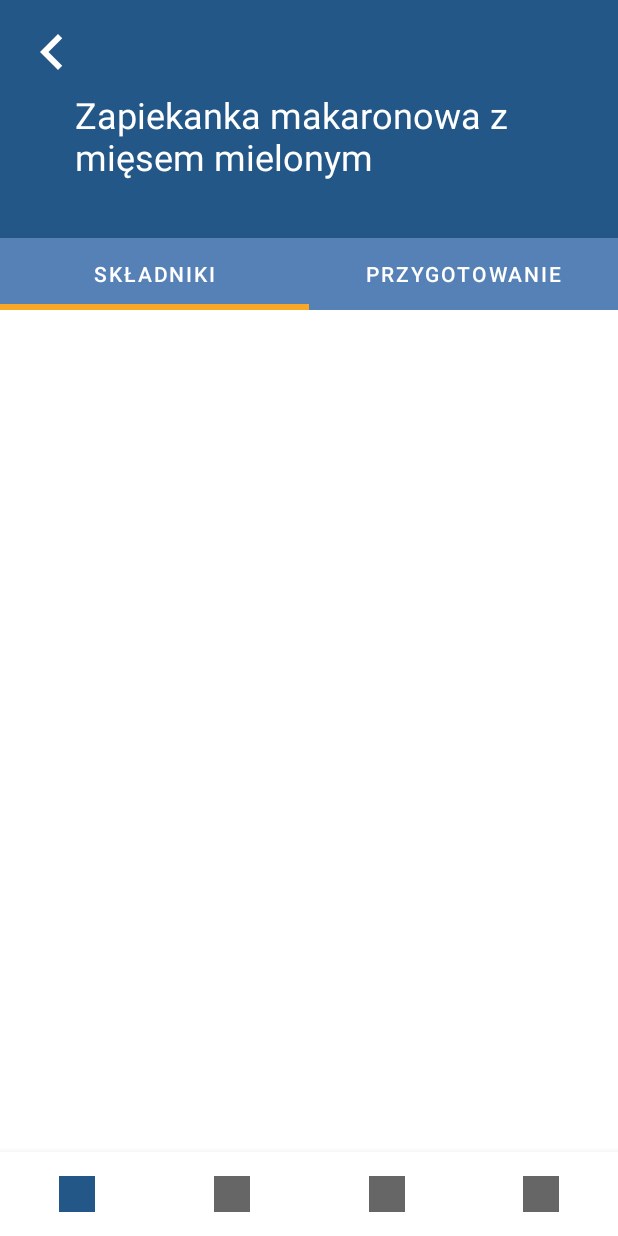
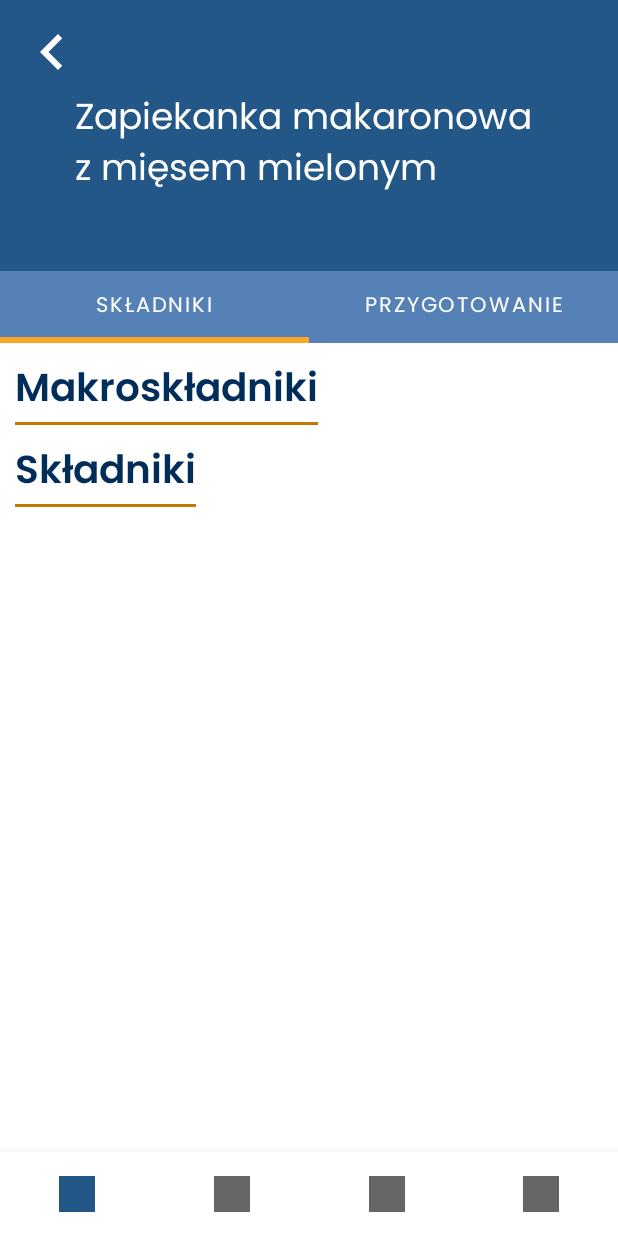
Before and after one commit to KamilDonda/diet-app-mobile, an Android app: the MealFragment screen opened through its navigation route, on a phone screen of 412 x 824 dp. Run offline under Robolectric (Android 15) with nearby library versions, the phone set to English and light mode, and no system bars; our stand-ins replace navigation-ui.

Commit message:
Add headers and Poppins font

```diff
--- a/app/src/main/java/com/example/dietapp/adapters/MealPagerAdapter.kt
+++ b/app/src/main/java/com/example/dietapp/adapters/MealPagerAdapter.kt
@@ -4,13 +4,13 @@ import androidx.fragment.app.Fragment
 import androidx.fragment.app.FragmentManager
 import androidx.lifecycle.Lifecycle
 import androidx.viewpager2.adapter.FragmentStateAdapter
-import com.example.dietapp.ui.meals.IngredientOfMealFragment
+import com.example.dietapp.ui.meals.IngredientsOfMealFragment
 import com.example.dietapp.ui.meals.PreparationOfMealFragment
 
 class MealPagerAdapter(fragmentManager: FragmentManager, lifecycle: Lifecycle) :
     FragmentStateAdapter(fragmentManager, lifecycle) {
 
-    private val fragments = arrayOf(IngredientOfMealFragment(), PreparationOfMealFragment())
+    private val fragments = arrayOf(IngredientsOfMealFragment(), PreparationOfMealFragment())
 
     override fun createFragment(position: Int): Fragment {
         return fragments[position]
--- a/app/src/main/java/com/example/dietapp/ui/meals/IngredientOfMealFragment.kt
+++ b/app/src/main/java/com/example/dietapp/ui/meals/IngredientsOfMealFragment.kt
@@ -7,13 +7,13 @@ import android.view.ViewGroup
 import androidx.fragment.app.Fragment
 import com.example.dietapp.R
 
-class IngredientOfMealFragment : Fragment() {
+class IngredientsOfMealFragment : Fragment() {
 
     override fun onCreateView(
         inflater: LayoutInflater,
         container: ViewGroup?,
         savedInstanceState: Bundle?
     ): View? {
-        return inflater.inflate(R.layout.fragment_ingredient_of_meal, container, false)
+        return inflater.inflate(R.layout.fragment_ingredients_of_meal, container, false)
     }
 }
--- /dev/null
+++ b/app/src/main/res/font/poppins_font_family.xml
@@ -0,0 +1,27 @@
+<?xml version="1.0" encoding="utf-8"?>
+<font-family xmlns:android="http://schemas.android.com/apk/res/android">
+    <font
+        android:font="@font/poppins_regular"
+        android:fontStyle="normal"
+        android:fontWeight="400" />
+    <font
+        android:font="@font/poppins_medium"
+        android:fontStyle="normal"
+        android:fontWeight="500" />
+    <font
+        android:font="@font/poppins_semi_bold"
+        android:fontStyle="normal"
+        android:fontWeight="600" />
+    <font
+        android:font="@font/poppins_bold"
+        android:fontStyle="normal"
+        android:fontWeight="700" />
+    <font
+        android:font="@font/poppins_extra_bold"
+        android:fontStyle="normal"
+        android:fontWeight="800" />
+    <font
+        android:font="@font/poppins_black"
+        android:fontStyle="normal"
+        android:fontWeight="900" />
+</font-family>
--- a/app/src/main/res/layout/fragment_ingredient_of_meal.xml
+++ /dev/null
@@ -1,8 +0,0 @@
-<?xml version="1.0" encoding="utf-8"?>
-<androidx.constraintlayout.widget.ConstraintLayout xmlns:android="http://schemas.android.com/apk/res/android"
-    xmlns:tools="http://schemas.android.com/tools"
-    android:layout_width="match_parent"
-    android:layout_height="match_parent"
-    tools:context=".ui.meals.IngredientOfMealFragment">
-
-</androidx.constraintlayout.widget.ConstraintLayout>
--- /dev/null
+++ b/app/src/main/res/layout/fragment_ingredients_of_meal.xml
@@ -0,0 +1,69 @@
+<?xml version="1.0" encoding="utf-8"?>
+<ScrollView xmlns:android="http://schemas.android.com/apk/res/android"
+    xmlns:app="http://schemas.android.com/apk/res-auto"
+    xmlns:tools="http://schemas.android.com/tools"
+    android:layout_width="match_parent"
+    android:layout_height="match_parent"
+    tools:context=".ui.meals.IngredientsOfMealFragment">
+
+    <androidx.constraintlayout.widget.ConstraintLayout
+        android:layout_width="match_parent"
+        android:layout_height="wrap_content">
+
+        <androidx.constraintlayout.widget.ConstraintLayout
+            android:id="@+id/macronutrients_container"
+            android:layout_width="match_parent"
+            android:layout_height="wrap_content"
+            android:layout_margin="10dp"
+            app:layout_constraintTop_toTopOf="parent">
+
+            <com.google.android.material.textview.MaterialTextView
+                android:id="@+id/macronutrients"
+                style="@style/Header"
+                android:layout_width="wrap_content"
+                android:layout_height="wrap_content"
+                android:text="@string/macronutrients"
+                app:layout_constraintStart_toStartOf="parent"
+                app:layout_constraintTop_toTopOf="parent" />
+
+            <View
+                android:layout_width="match_parent"
+                android:layout_height="2dp"
+                android:background="@color/secondaryColorDark"
+                app:layout_constrainedWidth="true"
+                app:layout_constraintBottom_toBottomOf="@+id/macronutrients"
+                app:layout_constraintEnd_toEndOf="@+id/macronutrients"
+                app:layout_constraintStart_toStartOf="parent" />
+
+        </androidx.constraintlayout.widget.ConstraintLayout>
+
+        <androidx.constraintlayout.widget.ConstraintLayout
+            android:id="@+id/ingredients_container"
+            android:layout_width="match_parent"
+            android:layout_height="wrap_content"
+            android:layout_margin="10dp"
+            app:layout_constraintTop_toBottomOf="@+id/macronutrients_container">
+
+            <com.google.android.material.textview.MaterialTextView
+                android:id="@+id/ingredients"
+                style="@style/Header"
+                android:layout_width="wrap_content"
+                android:layout_height="wrap_content"
+                android:text="@string/ingredients"
+                app:layout_constraintStart_toStartOf="parent"
+                app:layout_constraintTop_toTopOf="parent" />
+
+            <View
+                android:layout_width="match_parent"
+                android:layout_height="2dp"
+                android:background="@color/secondaryColorDark"
+                app:layout_constrainedWidth="true"
+                app:layout_constraintBottom_toBottomOf="@+id/ingredients"
+                app:layout_constraintEnd_toEndOf="@+id/ingredients"
+                app:layout_constraintStart_toStartOf="parent" />
+
+        </androidx.constraintlayout.widget.ConstraintLayout>
+
+    </androidx.constraintlayout.widget.ConstraintLayout>
+
+</ScrollView>
--- a/app/src/main/res/values/strings.xml
+++ b/app/src/main/res/values/strings.xml
@@ -5,4 +5,5 @@
     <string name="fats">Tłuszcze</string>
     <string name="ingredients">Składniki</string>
     <string name="preparation">Przygotowanie</string>
+    <string name="macronutrients">Makroskładniki</string>
 </resources>
--- a/app/src/main/res/values/themes.xml
+++ b/app/src/main/res/values/themes.xml
@@ -13,6 +13,8 @@
         <item name="android:statusBarColor" tools:targetApi="l">?attr/colorPrimary</item>
         <!-- Customize your theme here. -->
 
+        <item name="android:fontFamily">@font/poppins_font_family</item>
+        <item name="fontFamily">@font/poppins_font_family</item>
         <item name="android:navigationBarColor">@color/primaryColor</item>
     </style>
 
@@ -35,4 +37,10 @@
         <item name="iconSize">48dp</item>
         <item name="shapeAppearanceOverlay">@style/ShapeAppearanceOverlay.MyApp.Button.Circle</item>
     </style>
+
+    <style name="Header" parent="Widget.MaterialComponents.TextView">
+        <item name="android:textColor">@color/primaryColorDark</item>
+        <item name="android:textSize">26sp</item>
+        <item name="android:textFontWeight" tools:targetApi="p">600</item>
+    </style>
 </resources>
```
Also changed, not shown: app/src/main/res/font/poppins_black.ttf (added), app/src/main/res/font/poppins_bold.ttf (added), app/src/main/res/font/poppins_extra_bold.ttf (added), app/src/main/res/font/poppins_medium.ttf (added), app/src/main/res/font/poppins_regular.ttf (added), app/src/main/res/font/poppins_semi_bold.ttf (added).
